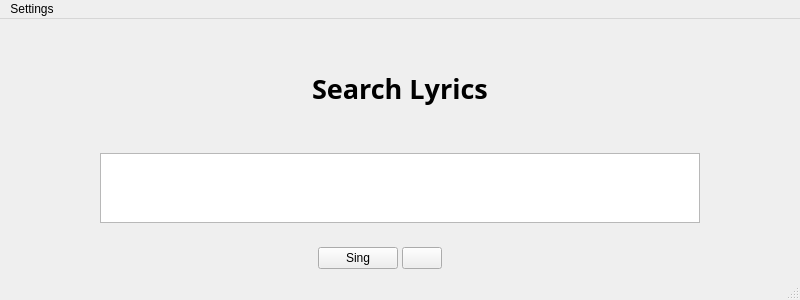
Old version of the form mainwindow.ui in the repository mwalden824/SingIt.
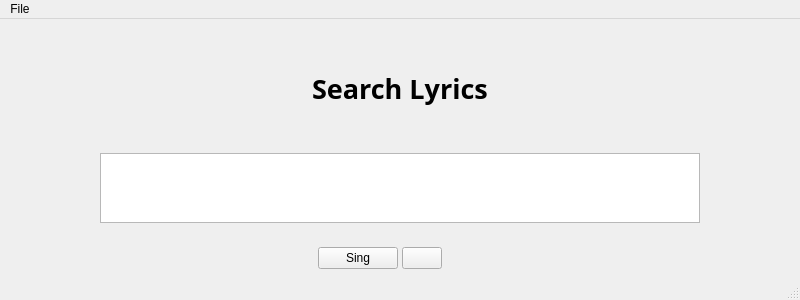
New version of the form. Icons and pictures are not drawn.

The edit to the form file:
```diff
--- a/mainwindow.ui
+++ b/mainwindow.ui
@@ -157,7 +157,7 @@
    </property>
    <widget class="QMenu" name="menuSettings">
     <property name="title">
-     <string>Settings</string>
+     <string>File</string>
     </property>
     <addaction name="actionMusicLibraryFolder"/>
    </widget>
```
Left out of the diff: 13 changed lines with no effect on the pictures.
